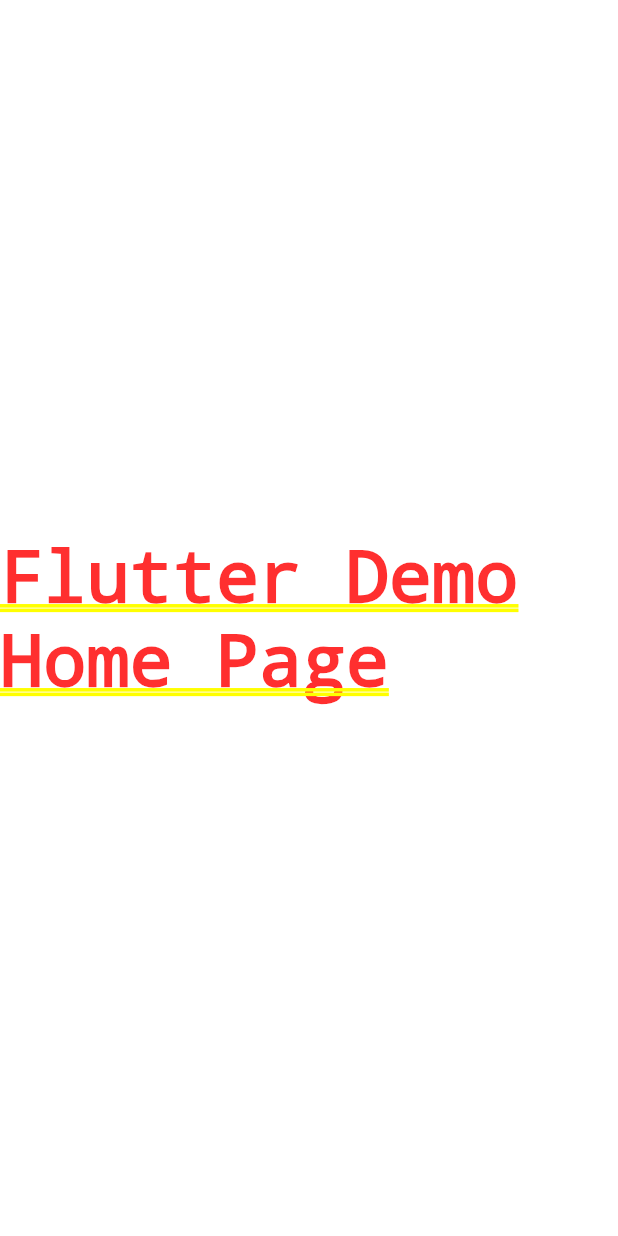
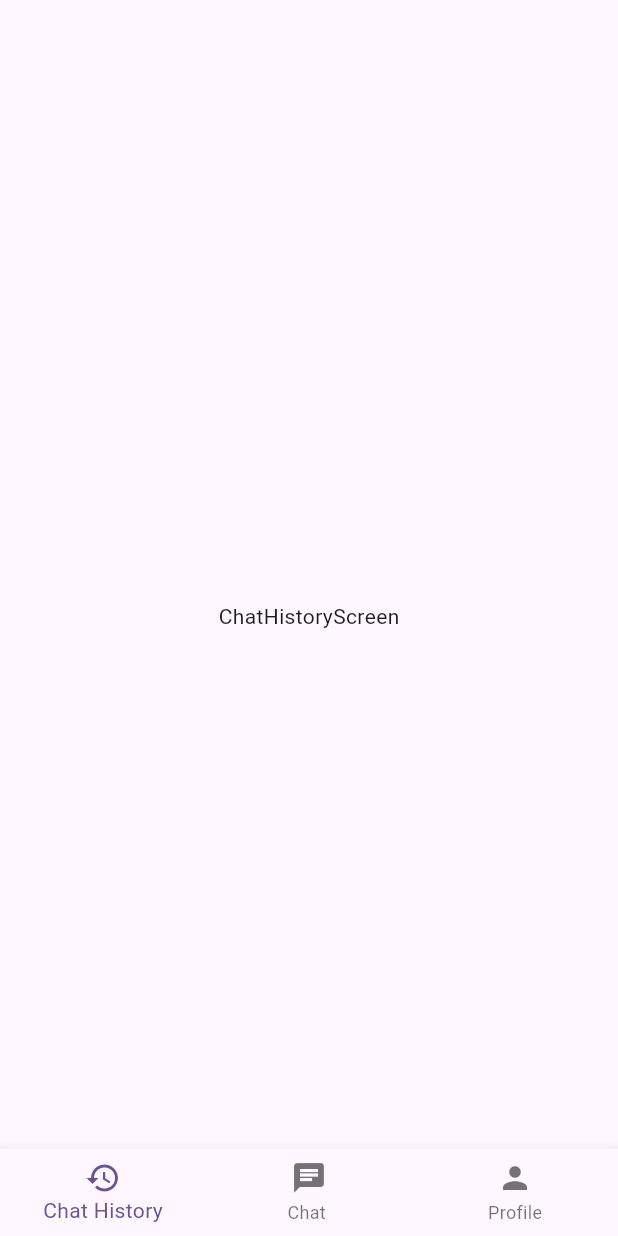
Before and after one commit to guptakaran11/AI-Chat, a Flutter app: the screen it shows after launch, on a phone screen of 412 x 824 dp. Run offline on Flutter 3.47's test engine with Material 3 defaults, Android fonts, the phone set to English and light mode, and no system bars.

Commit message:
Home page complete with transition

```diff
--- /dev/null
+++ b/lib/View/screens/chatHistoryScreen.dart
@@ -0,0 +1,21 @@
+// ignore_for_file: file_names
+
+import 'package:flutter/material.dart';
+
+class ChatHistoryScreen extends StatefulWidget {
+  const ChatHistoryScreen({super.key});
+
+  @override
+  State<ChatHistoryScreen> createState() => _ChatHistoryScreenState();
+}
+
+class _ChatHistoryScreenState extends State<ChatHistoryScreen> {
+  @override
+  Widget build(BuildContext context) {
+    return const Scaffold(
+      body: Center(
+        child: Text("ChatHistoryScreen"),
+      ),
+    );
+  }
+}
--- /dev/null
+++ b/lib/View/screens/homePage.dart
@@ -0,0 +1,67 @@
+// ignore_for_file: file_names
+
+//* Packages
+import 'package:flutter/material.dart';
+
+//* Screens
+import 'package:aichat/View/screens/chatHistoryScreen.dart';
+import 'package:aichat/View/screens/chatScreen.dart';
+import 'package:aichat/View/screens/profileScreen.dart';
+
+class HomeScreen extends StatefulWidget {
+  const HomeScreen({super.key});
+
+  @override
+  State<HomeScreen> createState() => _HomeScreenState();
+}
+
+class _HomeScreenState extends State<HomeScreen> {
+  final PageController pageController = PageController();
+  int currentIndex = 0;
+
+  // List of Screens
+  final List<Widget> screens = [
+    const ChatHistoryScreen(),
+    const ChatScreen(),
+    const ProfileScreen(),
+  ];
+
+  @override
+  Widget build(BuildContext context) {
+    return Scaffold(
+      appBar: AppBar(),
+      body: PageView(
+        controller: pageController,
+        children: screens,
+        onPageChanged: (index) {
+          setState(() {
+            currentIndex = index;
+          });
+        },
+      ),
+      bottomNavigationBar: BottomNavigationBar(
+        currentIndex: currentIndex,
+        onTap: (index) {
+          setState(() {
+            currentIndex = index;
+          });
+          pageController.jumpToPage(index);
+        },
+        items: const [
+          BottomNavigationBarItem(
+            icon: Icon(Icons.history),
+            label: "Chat History",
+          ),
+          BottomNavigationBarItem(
+            icon: Icon(Icons.chat),
+            label: "Chat ",
+          ),
+          BottomNavigationBarItem(
+            icon: Icon(Icons.person),
+            label: "Profile",
+          ),
+        ],
+      ),
+    );
+  }
+}
--- a/lib/main.dart
+++ b/lib/main.dart
@@ -1,3 +1,4 @@
+import 'package:aichat/View/screens/homePage.dart';
 import 'package:flutter/material.dart';
 
 void main() {
@@ -10,14 +11,13 @@
   @override
   Widget build(BuildContext context) {
     return MaterialApp(
+      debugShowCheckedModeBanner: false,
       title: 'Flutter Demo',
       theme: ThemeData(
         colorScheme: ColorScheme.fromSeed(seedColor: Colors.deepPurple),
         useMaterial3: true,
       ),
-      home: const Center(
-        child: Text('Flutter Demo Home Page'),
-      ),
+      home: const HomeScreen()
     );
   }
 }
```
Also changed, not shown: lib/View/screens/chatScreen.dart (added, +21 -0 lines), lib/View/screens/profileScreen.dart (added, +21 -0 lines).
